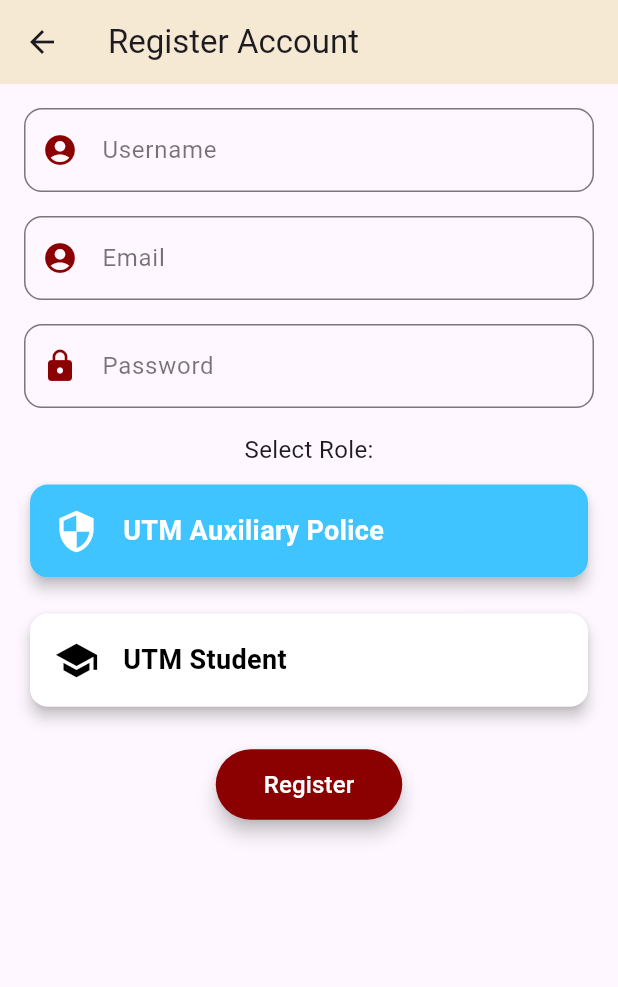
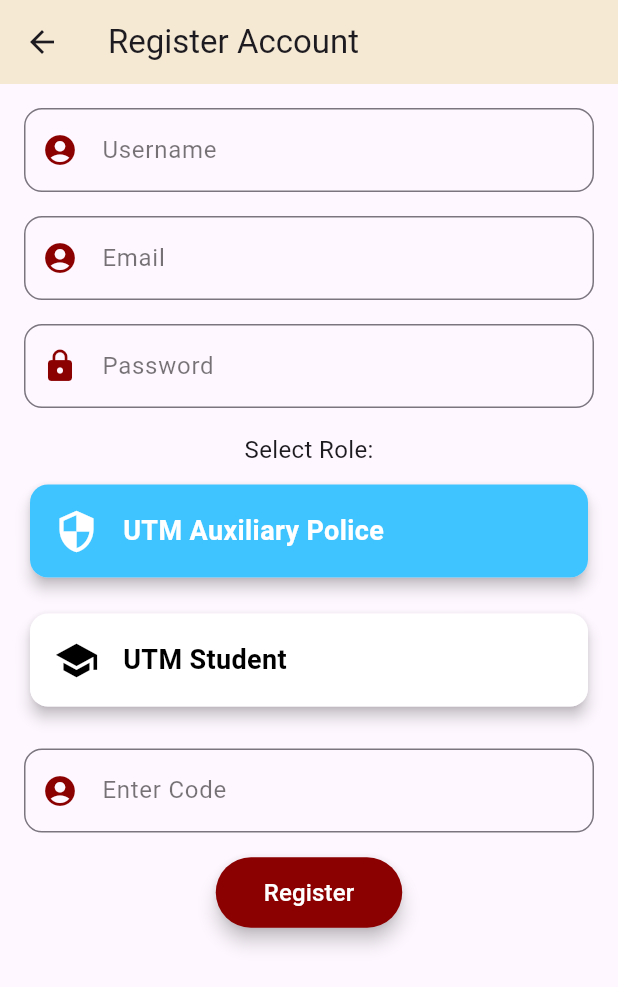
Before and after one commit to kdjhzhr/UTMSafe, a Flutter app: the RegisterPage screen opened directly, after a tap on "UTM Auxiliary Police", on a phone screen of 412 x 824 dp. Shown: the top 987 px of the screen. Run offline on Flutter 3.47's test engine with Material 3 defaults, Android fonts, the light colour scheme and no system bars; our stand-ins replace cloud_firestore, firebase_auth, firebase_core, firebase_storage, fl_chart, image_picker; accounts and stored records are empty.

Commit message:
add auxiliary police code validation to registration

```diff
--- a/lib/registerpage.dart
+++ b/lib/registerpage.dart
@@ -13,7 +13,11 @@
   final TextEditingController usernameController = TextEditingController();
   final TextEditingController emailController = TextEditingController();
   final TextEditingController passwordController = TextEditingController();
+  final TextEditingController codeController =
+      TextEditingController(); // Code controller for auxiliary police
   String? userType;
+  final String auxiliaryPoliceCode =
+      '12345'; // Predefined code for auxiliary police
 
   @override
   Widget build(BuildContext context) {
@@ -28,7 +32,6 @@
           child: Column(
             mainAxisAlignment: MainAxisAlignment.center,
             children: [
-              // User input field
               _buildTextField('Username', usernameController),
               const SizedBox(height: 16),
               _buildTextField('Email', emailController),
@@ -36,17 +39,17 @@
               _buildTextField('Password', passwordController,
                   obscureText: true),
               const SizedBox(height: 16),
-
               const Text('Select Role:', style: TextStyle(fontSize: 16)),
               const SizedBox(height: 8),
-
-              // Interactive Role Selection
               _buildRoleCard('UTM Auxiliary Police', 'auxiliary_police'),
               const SizedBox(height: 16),
               _buildRoleCard('UTM Student', 'student'),
               const SizedBox(height: 24),
-
-              // Register Button
+              if (userType == 'auxiliary_police') ...[
+                _buildTextField('Enter Code',
+                    codeController), // Only show if role is auxiliary_police
+                const SizedBox(height: 16),
+              ],
               ElevatedButton(
                 onPressed: _registerUser,
                 style: ElevatedButton.styleFrom(
@@ -123,7 +126,7 @@
                 value == 'auxiliary_police' ? Icons.security : Icons.school,
                 color: userType == value ? Colors.white : Colors.black,
                 size: 30,
-              ), // Using icons based on role
+              ),
               const SizedBox(width: 16),
               Text(
                 title,
@@ -145,13 +148,22 @@
     final username = usernameController.text.trim();
     final email = emailController.text.trim();
     final password = passwordController.text.trim();
+    final code = codeController.text.trim();
 
     if (username.isEmpty ||
         email.isEmpty ||
         password.isEmpty ||
-        userType == null) {
+        userType == null ||
+        (userType == 'auxiliary_police' && code.isEmpty)) {
       ScaffoldMessenger.of(context).showSnackBar(
         const SnackBar(content: Text('Please fill all fields')),
+      );
+      return;
+    }
+
+    if (userType == 'auxiliary_police' && code != auxiliaryPoliceCode) {
+      ScaffoldMessenger.of(context).showSnackBar(
+        const SnackBar(content: Text('Incorrect code for auxiliary police')),
       );
       return;
     }
```
